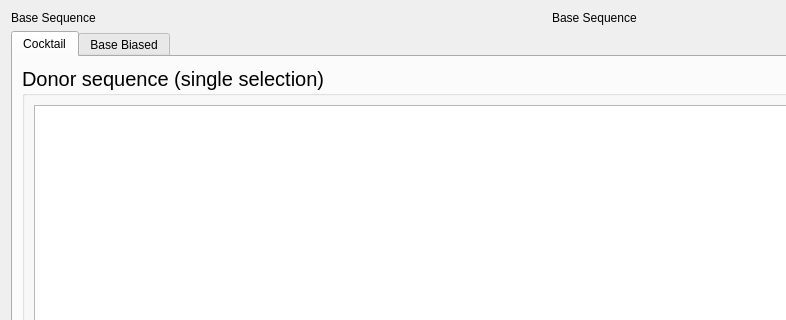
Before: the Qt Designer form sequenceedit.ui in WilsonImmunologyLab/Librator, drawn with Qt 5; both pictures show x 0 to 786 and y 0 to 320 of the 1098 by 1026 pixel window.
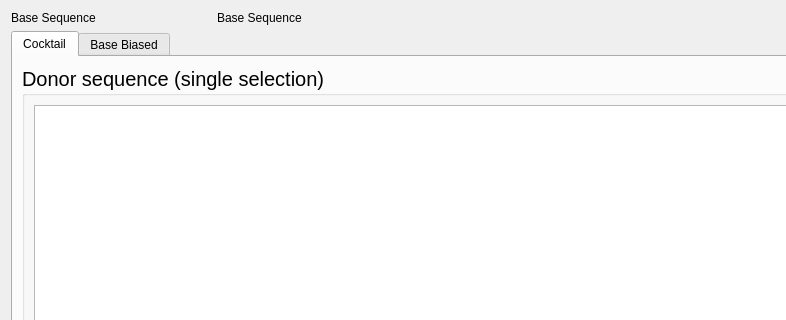
After: the same form once the commit is applied.

The edit to the form file:
```diff
--- a/sequenceedit.ui
+++ b/sequenceedit.ui
@@ -16,6 +16,12 @@
   <layout class="QGridLayout" name="gridLayout">
    <item row="0" column="0">
     <widget class="QLabel" name="BaseSeqLabel">
+     <property name="maximumSize">
+      <size>
+       <width>200</width>
+       <height>16777215</height>
+      </size>
+     </property>
      <property name="text">
       <string>Base Sequence</string>
      </property>
```
